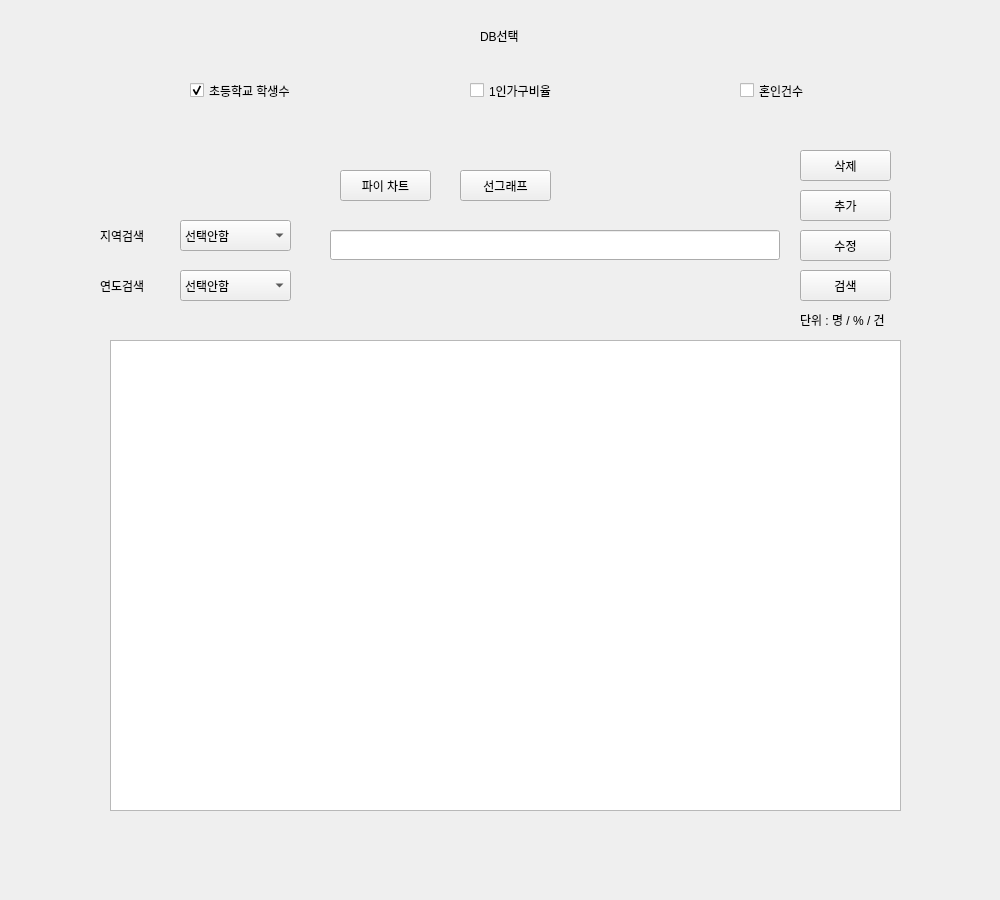
jungyeonwoo265/dbdbdip, file inquiry.ui: the form before one commit.
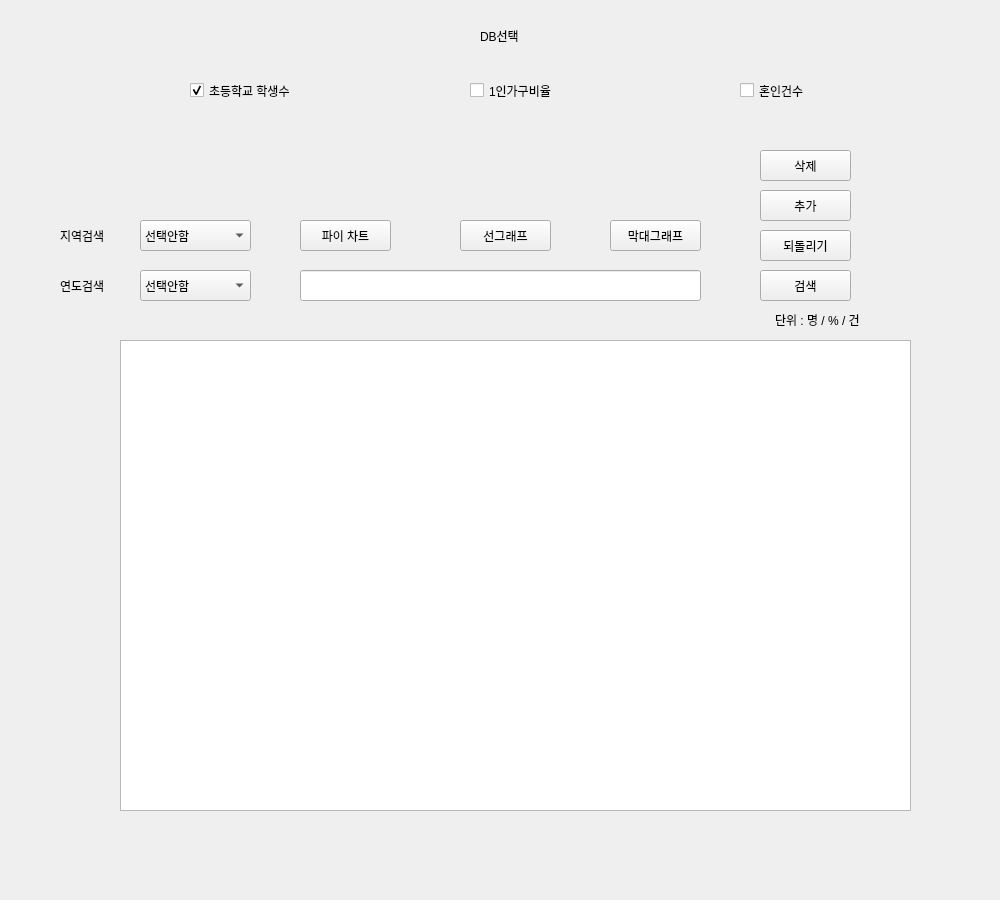
The form after the commit.

```diff
--- a/inquiry.ui
+++ b/inquiry.ui
@@ -16,7 +16,7 @@
   <widget class="QTableWidget" name="table">
    <property name="geometry">
     <rect>
-     <x>110</x>
+     <x>120</x>
      <y>340</y>
      <width>791</width>
      <height>471</height>
@@ -26,7 +26,7 @@
   <widget class="QPushButton" name="research_btn">
    <property name="geometry">
     <rect>
-     <x>800</x>
+     <x>760</x>
      <y>270</y>
      <width>91</width>
      <height>31</height>
@@ -39,7 +39,7 @@
   <widget class="QComboBox" name="combo_year">
    <property name="geometry">
     <rect>
-     <x>180</x>
+     <x>140</x>
      <y>270</y>
      <width>111</width>
      <height>31</height>
@@ -79,7 +79,7 @@
   <widget class="QComboBox" name="combo_nation">
    <property name="geometry">
     <rect>
-     <x>180</x>
+     <x>140</x>
      <y>220</y>
      <width>111</width>
      <height>31</height>
@@ -184,7 +184,7 @@
   <widget class="QLabel" name="label_2">
    <property name="geometry">
     <rect>
-     <x>100</x>
+     <x>60</x>
      <y>230</y>
      <width>56</width>
      <height>12</height>
@@ -197,7 +197,7 @@
   <widget class="QLabel" name="label_3">
    <property name="geometry">
     <rect>
-     <x>100</x>
+     <x>60</x>
      <y>280</y>
      <width>56</width>
      <height>12</height>
@@ -207,17 +207,17 @@
     <string>연도검색</string>
    </property>
   </widget>
-  <widget class="QPushButton" name="btn_graph">
+  <widget class="QPushButton" name="add_btn">
    <property name="geometry">
     <rect>
-     <x>340</x>
-     <y>170</y>
+     <x>760</x>
+     <y>190</y>
      <width>91</width>
      <height>31</height>
     </rect>
    </property>
    <property name="text">
-    <string>파이 차트</string>
+    <string>추가</string>
    </property>
   </widget>
   <widget class="QLabel" name="label_4">
@@ -252,9 +252,9 @@
   <widget class="QLabel" name="label">
    <property name="geometry">
     <rect>
-     <x>800</x>
+     <x>775</x>
      <y>310</y>
-     <width>121</width>
+     <width>131</width>
      <height>20</height>
     </rect>
    </property>
@@ -291,59 +291,33 @@
     <string>혼인건수</string>
    </property>
   </widget>
-  <widget class="QPushButton" name="btn_modify">
-   <property name="geometry">
-    <rect>
-     <x>800</x>
-     <y>230</y>
-     <width>91</width>
-     <height>31</height>
-    </rect>
-   </property>
-   <property name="text">
-    <string>수정</string>
-   </property>
-  </widget>
-  <widget class="QPushButton" name="btn_graph_line">
-   <property name="geometry">
-    <rect>
-     <x>460</x>
-     <y>170</y>
-     <width>91</width>
-     <height>31</height>
-    </rect>
-   </property>
-   <property name="text">
-    <string>선그래프</string>
-   </property>
-  </widget>
   <widget class="QLineEdit" name="liner">
    <property name="geometry">
     <rect>
-     <x>330</x>
+     <x>300</x>
+     <y>270</y>
+     <width>401</width>
+     <height>31</height>
+    </rect>
+   </property>
+  </widget>
+  <widget class="QPushButton" name="back_btn">
+   <property name="geometry">
+    <rect>
+     <x>760</x>
      <y>230</y>
-     <width>450</width>
-     <height>30</height>
-    </rect>
-   </property>
-  </widget>
-  <widget class="QPushButton" name="add_btn">
-   <property name="geometry">
-    <rect>
-     <x>800</x>
-     <y>190</y>
      <width>91</width>
      <height>31</height>
     </rect>
    </property>
    <property name="text">
-    <string>추가</string>
+    <string>되돌리기</string>
    </property>
   </widget>
-  <widget class="QPushButton" name="btn_delete">
+  <widget class="QPushButton" name="delete_btn">
    <property name="geometry">
     <rect>
-     <x>800</x>
+     <x>760</x>
      <y>150</y>
      <width>91</width>
      <height>31</height>
@@ -353,6 +327,45 @@
     <string>삭제</string>
    </property>
   </widget>
+  <widget class="QPushButton" name="btn_graph">
+   <property name="geometry">
+    <rect>
+     <x>300</x>
+     <y>220</y>
+     <width>91</width>
+     <height>31</height>
+    </rect>
+   </property>
+   <property name="text">
+    <string>파이 차트</string>
+   </property>
+  </widget>
+  <widget class="QPushButton" name="btn_graph_line">
+   <property name="geometry">
+    <rect>
+     <x>460</x>
+     <y>220</y>
+     <width>91</width>
+     <height>31</height>
+    </rect>
+   </property>
+   <property name="text">
+    <string>선그래프</string>
+   </property>
+  </widget>
+  <widget class="QPushButton" name="stick_btn">
+   <property name="geometry">
+    <rect>
+     <x>610</x>
+     <y>220</y>
+     <width>91</width>
+     <height>31</height>
+    </rect>
+   </property>
+   <property name="text">
+    <string>막대그래프</string>
+   </property>
+  </widget>
  </widget>
  <resources/>
  <connections/>
```
